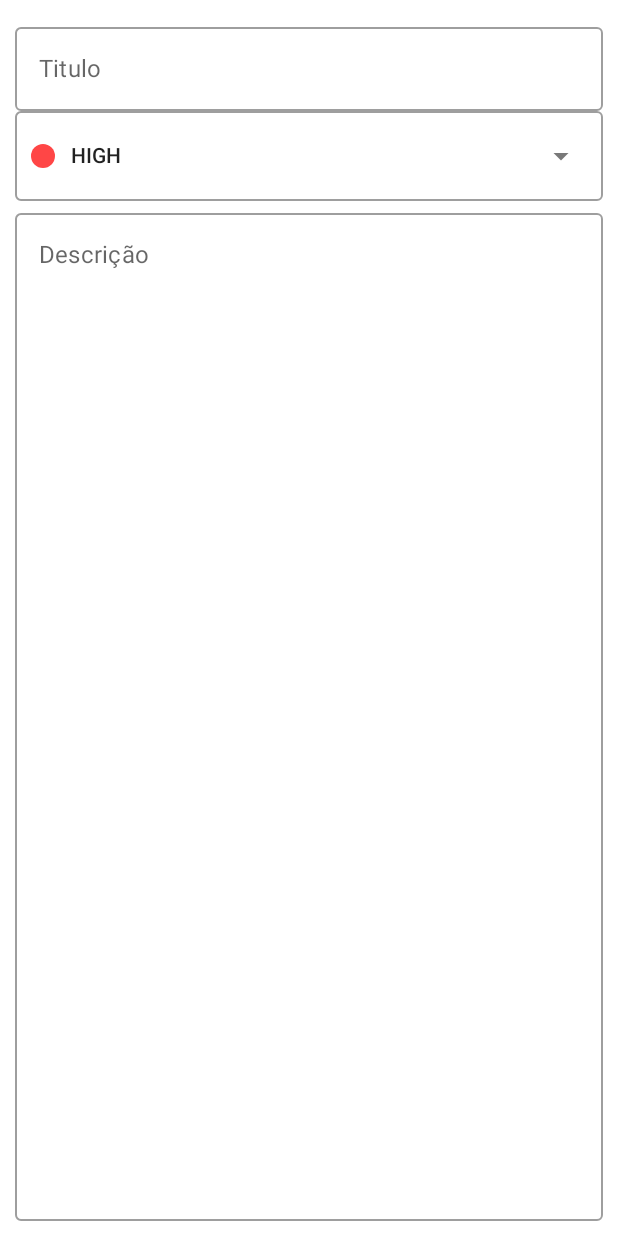
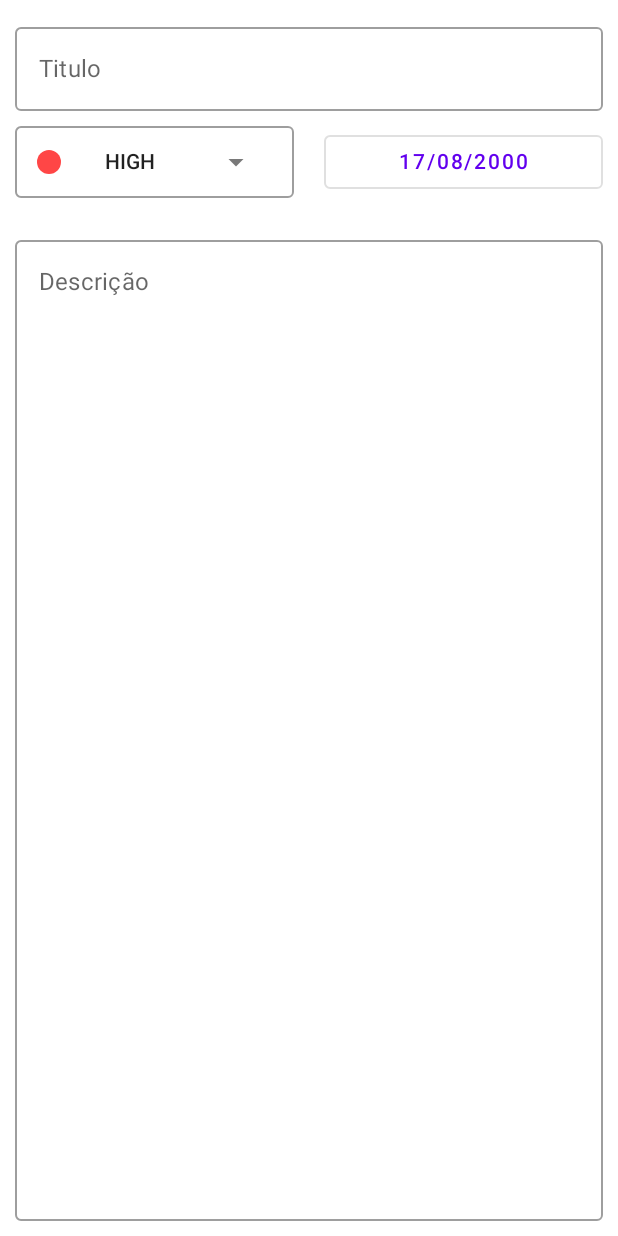
Before and after one commit to zLuCaS2K/MyTask, an Android app built with Jetpack Compose: the composable TaskScreenContent called with empty values, on a phone screen of 412 x 824 dp. Run offline under Robolectric (Android 15) with nearby library versions, the phone set to English and light mode, and no system bars.

Commit message:
Correções no TaskPriorityDropDown e pequenas alterações no TaskScreenContent

```diff
--- a/app/src/main/java/com/zlucas2k/mytask/presentation/task/components/TaskPriorityDropDown.kt
+++ b/app/src/main/java/com/zlucas2k/mytask/presentation/task/components/TaskPriorityDropDown.kt
@@ -23,35 +23,32 @@ import com.zlucas2k.mytask.presentation.common.theme.MyTaskTheme
 @Composable
 fun TaskPriorityDropDown(
     priority: Priority,
-    onPrioritySelected: (Priority) -> Unit
+    onPrioritySelected: (Priority) -> Unit,
+    modifier: Modifier = Modifier
 ) {
     var expanded by remember { mutableStateOf(false) }
     val angel: Float by animateFloatAsState(targetValue = if (expanded) 180f else 0f)
 
     Row(
-        modifier = Modifier
+        modifier = modifier
             .fillMaxWidth()
+            .wrapContentHeight()
             .background(MaterialTheme.colors.background)
-            .height(60.dp)
             .clickable { expanded = true }
             .border(
                 width = 1.dp,
                 color = MaterialTheme.colors.onSurface.copy(alpha = ContentAlpha.disabled),
                 shape = MaterialTheme.shapes.small
             ),
-        verticalAlignment = Alignment.CenterVertically
+        verticalAlignment = Alignment.CenterVertically,
+        horizontalArrangement = Arrangement.SpaceAround
     ) {
-        Canvas(
-            modifier = Modifier
-                .size(16.dp)
-                .weight(1f)
-        ) {
+        Canvas(modifier = Modifier.size(16.dp)) {
             drawCircle(color = priority.color)
         }
 
         Text(
             text = priority.name,
-            modifier = Modifier.weight(8f),
             style = MaterialTheme.typography.subtitle2
         )
 
@@ -60,12 +57,8 @@ fun TaskPriorityDropDown(
             modifier = Modifier
                 .alpha(ContentAlpha.medium)
                 .rotate(degrees = angel)
-                .weight(1.5f)
         ) {
-            Icon(
-                imageVector = Icons.Filled.ArrowDropDown,
-                contentDescription = null
-            )
+            Icon(imageVector = Icons.Filled.ArrowDropDown, contentDescription = null)
         }
 
         DropdownMenu(
@@ -108,9 +101,7 @@ fun TaskPriorityDropDown(
 @Composable
 private fun PriorityItem(priority: Priority) {
     Row(verticalAlignment = Alignment.CenterVertically) {
-        Canvas(
-            modifier = Modifier.size(16.dp)
-        ) {
+        Canvas(modifier = Modifier.size(16.dp)) {
             drawCircle(color = priority.color)
         }
 
@@ -128,8 +119,12 @@ private fun PriorityItem(priority: Priority) {
 @Preview(name = "Dark", uiMode = Configuration.UI_MODE_NIGHT_YES)
 private fun Preview() {
     MyTaskTheme {
-        TaskPriorityDropDown(Priority.HIGH) {
+        TaskPriorityDropDown(
+            priority = Priority.HIGH,
+            modifier = Modifier,
+            onPrioritySelected = {
 
-        }
+            }
+        )
     }
 }
--- a/app/src/main/java/com/zlucas2k/mytask/presentation/task/components/TaskScreenContent.kt
+++ b/app/src/main/java/com/zlucas2k/mytask/presentation/task/components/TaskScreenContent.kt
@@ -3,12 +3,14 @@ package com.zlucas2k.mytask.presentation.task.components
 import android.content.res.Configuration
 import androidx.compose.foundation.background
 import androidx.compose.foundation.layout.*
-import androidx.compose.material.MaterialTheme
-import androidx.compose.material.OutlinedTextField
-import androidx.compose.material.Text
+import androidx.compose.material.*
 import androidx.compose.runtime.*
+import androidx.compose.ui.Alignment
 import androidx.compose.ui.Modifier
+import androidx.compose.ui.layout.onGloballyPositioned
+import androidx.compose.ui.modifier.modifierLocalOf
 import androidx.compose.ui.tooling.preview.Preview
+import androidx.compose.ui.unit.Dp
 import androidx.compose.ui.unit.dp
 import com.zlucas2k.mytask.domain.model.Priority
 import com.zlucas2k.mytask.presentation.common.theme.MyTaskTheme
@@ -29,26 +31,48 @@ fun TaskScreenContent(
     Column(
         modifier = Modifier
             .fillMaxSize()
-            .padding(10.dp)
             .background(MaterialTheme.colors.background)
     ) {
         OutlinedTextField(
             value = title,
             onValueChange = { onTitleChange(it) },
-            modifier = Modifier.fillMaxWidth(),
+            modifier = Modifier
+                .fillMaxWidth()
+                .padding(start = 10.dp, top = 10.dp, end = 10.dp),
             label = { Text(text = "Titulo") },
             textStyle = MaterialTheme.typography.body1,
             singleLine = true
         )
 
-        Row(modifier = Modifier.fillMaxWidth()) {
-            TaskPriorityDropDown(priority = priority, onPrioritySelected = onPrioritySelected)
+        Row(
+            modifier = Modifier.fillMaxWidth(),
+            verticalAlignment = Alignment.CenterVertically
+        ) {
+            TaskPriorityDropDown(
+                priority = priority,
+                onPrioritySelected = onPrioritySelected,
+                modifier = Modifier
+                    .padding(10.dp)
+                    .weight(1f)
+            )
+
+            OutlinedButton(
+                onClick = { /* TODO: Abrir DatePicker */ },
+                modifier = Modifier
+                    .wrapContentHeight()
+                    .padding(10.dp)
+                    .weight(1f)
+            ) {
+                Text(text = "17/08/2000")
+            }
         }
 
         OutlinedTextField(
             value = description,
             onValueChange = { onDescriptionChange(it) },
-            modifier = Modifier.fillMaxSize(),
+            modifier = Modifier
+                .fillMaxSize()
+                .padding(10.dp),
             label = { Text(text = "Descrição") },
             textStyle = MaterialTheme.typography.body1
         )
@@ -63,7 +87,7 @@ private fun Preview() {
         var title by remember { mutableStateOf("") }
         var description by remember { mutableStateOf("") }
         var priority by remember { mutableStateOf(Priority.HIGH) }
-        var date by remember { mutableStateOf("") }
+        var date by remember { mutableStateOf("17/08/2000") }
         var completed by remember { mutableStateOf(false) }
 
         TaskScreenContent(
```
